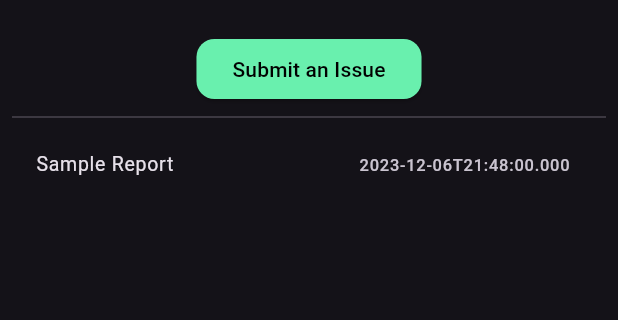
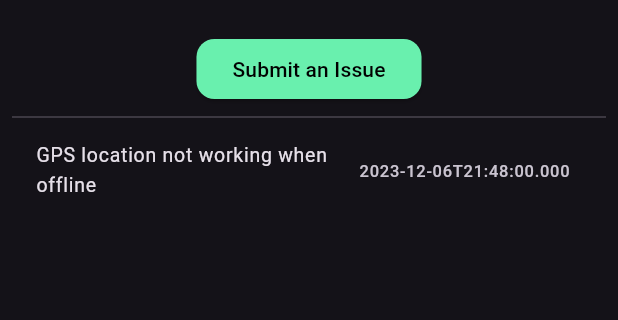
Before and after one commit to reke592/architecture-sample-flutter-bloc, a Flutter app: the IssueListScreen screen opened by its route, on a phone screen of 412 x 824 dp, the part 63-383 px from its top. Run offline on Flutter 3.47's test engine with Material 3 defaults, Android fonts, the phone set to English and light mode, and no system bars; our stand-ins replace bloc_concurrency, equatable, flutter_bloc, go_router, hydrated_bloc, rxdart and 1 more.

Commit message:
make more realisting sample, set width constraint

```diff
--- a/packages/issues/lib/src/data/issue_memory_repository.dart
+++ b/packages/issues/lib/src/data/issue_memory_repository.dart
@@ -8,10 +8,11 @@ class IssueMemoryRepository extends IssueRepository {
   final List<IssueReport> _issues = [
     IssueReport(
       id: 1,
-      title: 'Sample Report',
+      title: 'GPS location not working when offline',
       description:
-          'Lorem ipsum dolor sit amet, consectetur adipiscing elit, sed do eiusmod tempor incididunt ut labore et dolore magna aliqua. Ut enim ad minim veniam, quis nostrud exercitation ullamco laboris nisi ut aliquip ex ea commodo consequat. Duis aute irure dolor in reprehenderit in voluptate velit esse cillum dolore eu fugiat nulla pariatur. Excepteur sint occaecat cupidatat non proident, sunt in culpa qui officia deserunt mollit anim id est laborum'
-          '\n\nSed ut perspiciatis unde omnis iste natus error sit voluptatem accusantium doloremque laudantium, totam rem aperiam, eaque ipsa quae ab illo inventore veritatis et quasi architecto beatae vitae dicta sunt explicabo. Nemo enim ipsam voluptatem quia voluptas sit aspernatur aut odit aut fugit, sed quia consequuntur magni dolores eos qui ratione voluptatem sequi nesciunt. Neque porro quisquam est, qui dolorem ipsum quia dolor sit amet, consectetur, adipisci velit, sed quia non numquam eius modi tempora incidunt ut labore et dolore magnam aliquam quaerat voluptatem. Ut enim ad minima veniam, quis nostrum exercitationem ullam corporis suscipit laboriosam, nisi ut aliquid ex ea commodi consequatur? Quis autem vel eum iure reprehenderit qui in ea voluptate velit esse quam nihil molestiae consequatur, vel illum qui dolorem eum fugiat quo voluptas nulla pariatur?',
+          'Unable to retrieve GPS location data, encountered in Huawei mobile device without Google Play Service.'
+          '\nExpected: to retrieve GPS location from satelites when there is no mobile network available.'
+          '\nActual: stuck on loading',
       isClosed: false,
       createdAt: DateTime.tryParse('2023-12-06 21:48:00'),
     )
@@ -20,9 +21,23 @@ class IssueMemoryRepository extends IssueRepository {
     IssueComment(
       id: 1,
       issueId: 1,
-      message: 'Sample comment',
-      author: Author(name: 'Erric'),
-      createdAt: DateTime.now(),
+      message:
+          'Hi! Thanks for reporting this issue. We\'ll get back to you once we receive a response from the developer.',
+      author: Author(name: 'Support'),
+      createdAt: DateTime.tryParse('2023-12-06 21:55:00'),
+    ),
+    IssueComment(
+      id: 2,
+      issueId: 1,
+      message:
+          'This issue may be related to the physical components of the device itself. '
+          'GPS can function without internet connectivity using satellite data. '
+          'However, some modern devices leverage A-GPS, which is faster than traditional GPS but requires assistance data to operate in areas with limited or no internet connectivity. '
+          'The assistance data is stored locally on the device for a specific period. '
+          'During this time, the device can acquire GPS fixes more quickly. '
+          'Unfortunately, there is no way to control how long the data is stored locally, and there is no option to disable A-GPS without custom modifications or rooting, which is not a viable suggestion for end-users.',
+      author: Author(name: 'Support'),
+      createdAt: DateTime.tryParse('2023-12-06 22:08:00'),
     ),
   ];
 
--- a/packages/issues/lib/src/presentation/issue_overview/issue_comment_list_view.dart
+++ b/packages/issues/lib/src/presentation/issue_overview/issue_comment_list_view.dart
@@ -12,6 +12,7 @@ class IssueCommentListView extends StatelessWidget {
       buildWhen: (_, current) => current.action is LoadComments,
       builder: (context, state) {
         return Column(
+          crossAxisAlignment: CrossAxisAlignment.start,
           children: [
             if (state.isLoading) const LinearProgressIndicator(),
             for (var data in state.comments) IssueCommentTile(data: data)
--- a/packages/issues/lib/src/presentation/issue_overview/issue_overview_screen.dart
+++ b/packages/issues/lib/src/presentation/issue_overview/issue_overview_screen.dart
@@ -36,9 +36,12 @@ class IssueOverviewScreen extends StatelessWidget {
             ],
           ),
         ),
-        body: const Padding(
-          padding: EdgeInsets.all(8.0),
-          child: SingleChildScrollView(
+        body: Align(
+          alignment: Alignment.topCenter,
+          child: Container(
+            padding: const EdgeInsets.all(8.0),
+            constraints: const BoxConstraints(maxWidth: 800),
+            child: const SingleChildScrollView(
               child: Column(
                 crossAxisAlignment: CrossAxisAlignment.start,
                 children: [
@@ -49,6 +52,7 @@ class IssueOverviewScreen extends StatelessWidget {
             ),
           ),
         ),
+      ),
     );
   }
 }
```
Lines whose indentation alone changed are shown as unchanged.
